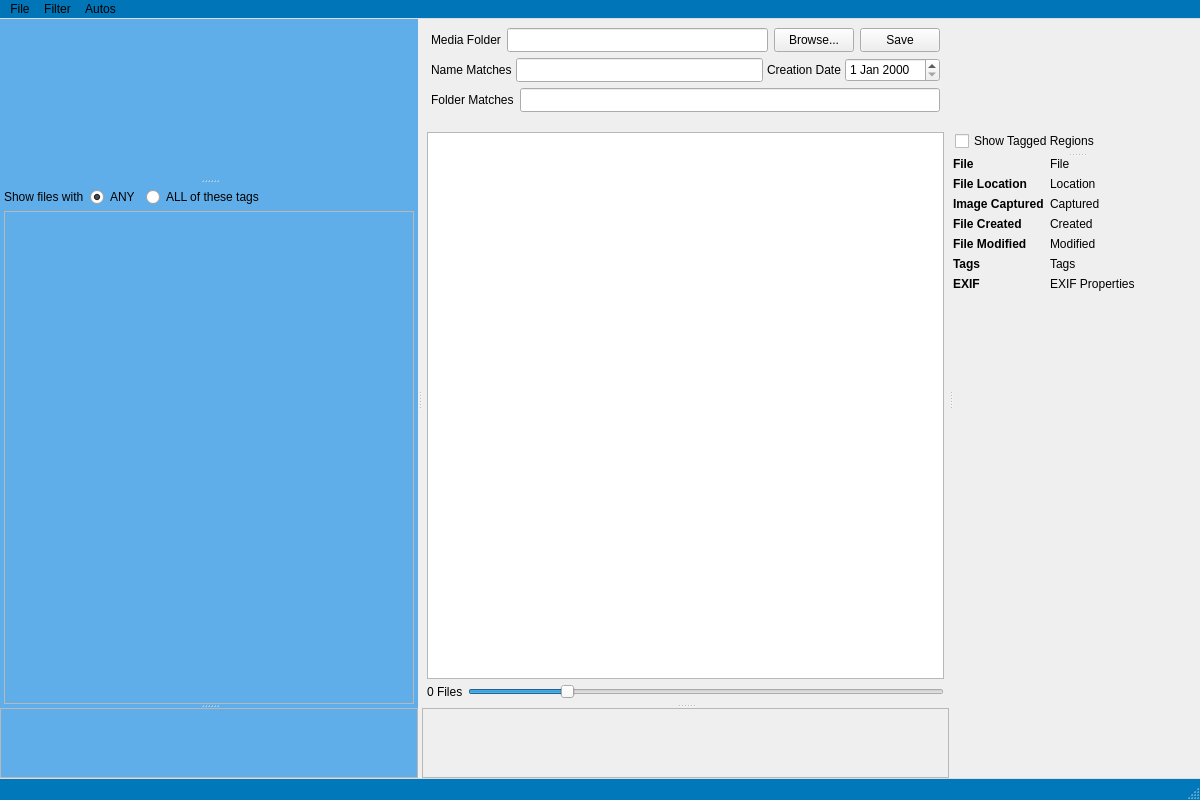
merrillaldrich/compendia, file mainwindow.ui: the form before one commit.
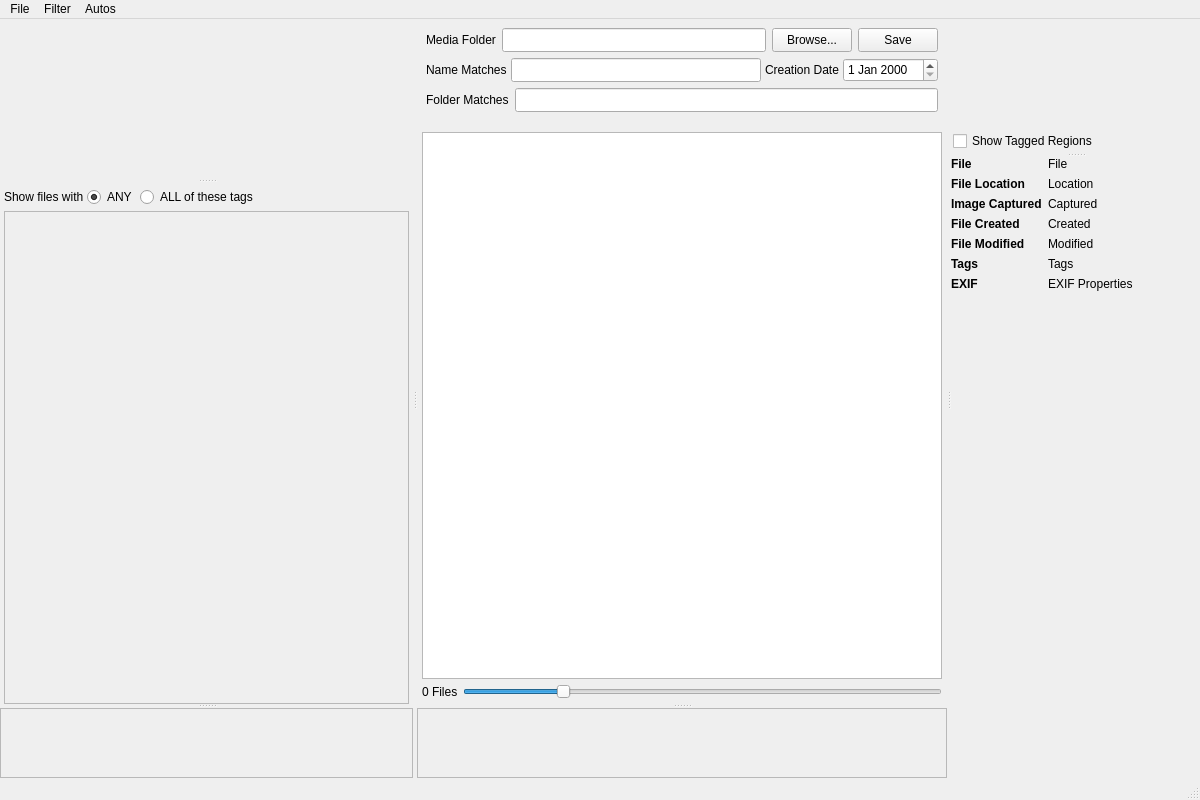
The form after the commit. Custom widgets are drawn as their Qt base class.

Commit message:
Centralise styles into a QSS stylesheet
Move all inline widget styleSheet properties and the programmatic
progress bar setStyleSheet() into a single resources/luminism.qss file,
loaded and applied to QApplication at startup. Two theme colour tokens
(@NAV_BLUE, @MENU_BLUE) are substituted at load time from named
constants in main.cpp, giving one place to change either shade.
Also fixes QScrollArea frame borders and QMenu rounded corners that
appeared after switching to an app-level stylesheet.

The edit to the form file:
```diff
--- a/mainwindow.ui
+++ b/mainwindow.ui
@@ -33,10 +33,6 @@
        <enum>Qt::Orientation::Horizontal</enum>
       </property>
       <widget class="QSplitter" name="navSplitter">
-       <property name="styleSheet">
-        <string notr="true">QWidget#navSplitter { background-color: rgb(96, 174, 233) }
-</string>
-       </property>
        <property name="orientation">
         <enum>Qt::Orientation::Vertical</enum>
        </property>
@@ -61,7 +57,7 @@
          <item>
           <layout class="QHBoxLayout" name="tagFilterModeLayout">
            <property name="spacing">
-            <number>6</number>
+            <number>3</number>
            </property>
            <item>
             <widget class="QLabel" name="tagFilterModeLabel">
@@ -104,9 +100,6 @@
          </item>
          <item>
           <widget class="QScrollArea" name="navFilterScrollArea">
-           <property name="styleSheet">
-            <string notr="true"/>
-           </property>
            <property name="widgetResizable">
             <bool>true</bool>
            </property>
@@ -119,18 +112,12 @@
               <height>497</height>
              </rect>
             </property>
-            <property name="styleSheet">
-             <string notr="true">#navFilterContainer { background-color: rgb(96, 174, 233) }</string>
-            </property>
            </widget>
           </widget>
          </item>
         </layout>
        </widget>
        <widget class="QScrollArea" name="navLibraryScrollArea">
-        <property name="styleSheet">
-         <string notr="true">QWidget#navLibraryContainer { background-color: rgb(96, 174, 233) }</string>
-        </property>
         <property name="widgetResizable">
          <bool>true</bool>
         </property>
@@ -143,9 +130,6 @@
            <height>67</height>
           </rect>
          </property>
-         <property name="styleSheet">
-          <string notr="true">#navLibraryContainer { background-color: rgb(96, 174, 233) }</string>
-         </property>
         </widget>
        </widget>
       </widget>
@@ -611,10 +595,6 @@
      <height>18</height>
     </rect>
    </property>
-   <property name="styleSheet">
-    <string notr="true">background-color: rgb(0, 117, 183);
-border-bottom: 1px solid #DDD; /* width, style, color */</string>
-   </property>
    <widget class="QMenu" name="menuFile">
     <property name="title">
      <string>File</string>
@@ -645,14 +625,8 @@
    <addaction name="menuFilter"/>
    <addaction name="menuAutos"/>
   </widget>
-  <widget class="QStatusBar" name="statusBar">
-   <property name="styleSheet">
-    <string notr="true">#statusBar {
-background-color: rgb(0, 120, 186);
-border-top: 1px solid #DDD; /* width, style, color */
-}</string>
-   </property>
-  </widget>
+  <widget class="QStatusBar" name="statusBar"/>
+
   <action name="actionOpen_Folder">
    <property name="text">
     <string>Open Folder...</string>
```
The commit also changes 4 other files.
